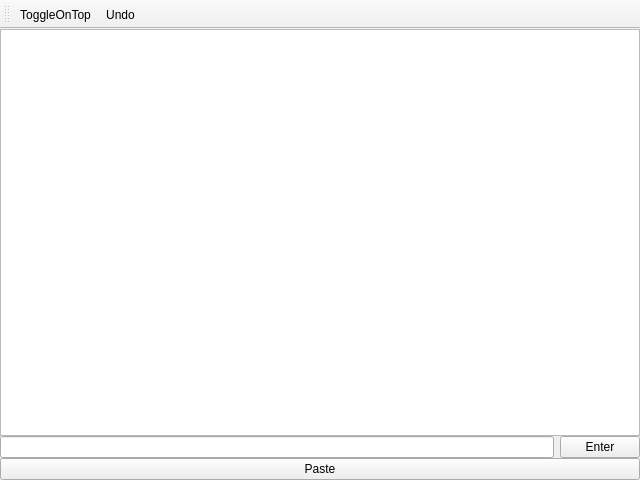
Qt form src/mainwindow.ui (JosuGZ/logger) before a commit.
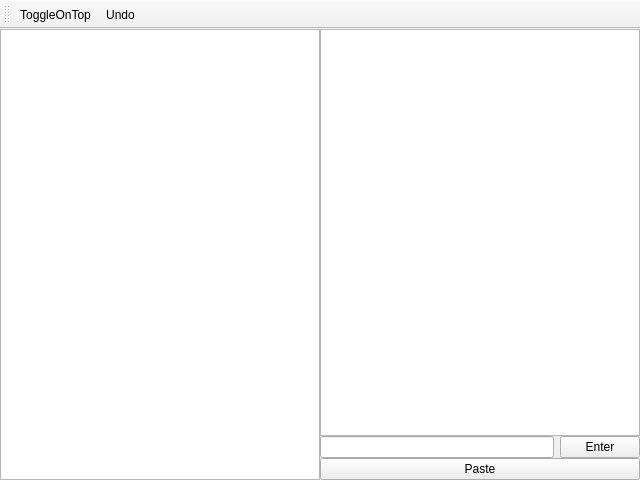
The same form after that commit.

```diff
--- a/src/mainwindow.ui
+++ b/src/mainwindow.ui
@@ -14,6 +14,27 @@
    <string>MainWindow</string>
   </property>
   <widget class="QWidget" name="centralWidget">
+   <layout class="QHBoxLayout" name="horizontalLayout_3">
+    <property name="spacing">
+     <number>0</number>
+    </property>
+    <property name="leftMargin">
+     <number>0</number>
+    </property>
+    <property name="topMargin">
+     <number>0</number>
+    </property>
+    <property name="rightMargin">
+     <number>0</number>
+    </property>
+    <property name="bottomMargin">
+     <number>0</number>
+    </property>
+    <item>
+     <widget class="QListView" name="fileList"/>
+    </item>
+    <item>
+     <widget class="QWidget" name="widget" native="true">
    <layout class="QVBoxLayout" name="verticalLayout">
     <property name="spacing">
      <number>0</number>
@@ -52,6 +73,9 @@
       <property name="text">
        <string>Paste</string>
       </property>
+        </widget>
+       </item>
+      </layout>
      </widget>
     </item>
    </layout>
```
Lines whose indentation alone changed are shown as unchanged.
